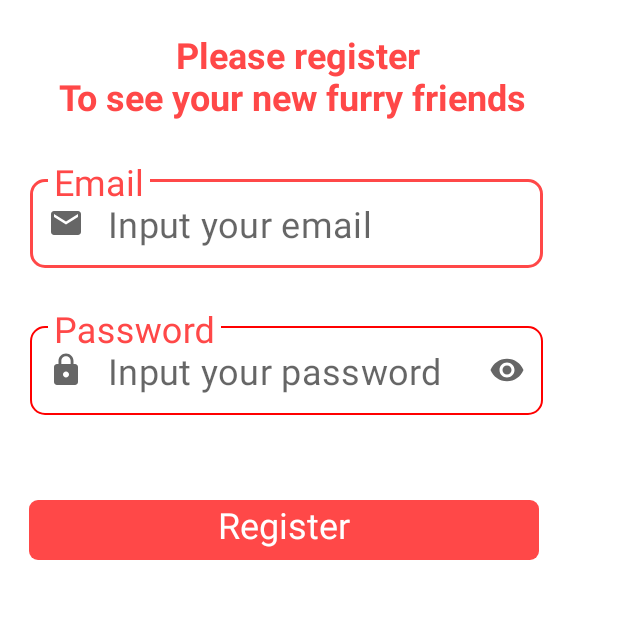
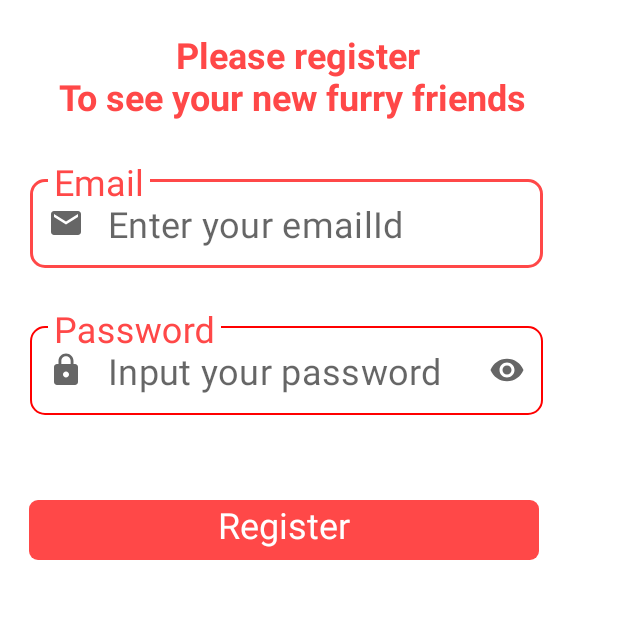
Before and after one commit to NandhiniShanmugam14/PetAdoptionApp, an Android app: the RegisterActivity screen opened directly, with no data from a screen before it, on a phone screen of 412 x 824 dp, the part 281-900 px from its top. Run offline under Robolectric (Android 15) with nearby library versions, the phone set to English and light mode, and no system bars.

Commit message:
register

```diff
--- a/app/src/main/res/layout/activity_register.xml
+++ b/app/src/main/res/layout/activity_register.xml
@@ -58,7 +58,7 @@
         <com.google.android.material.textfield.TextInputEditText
             android:layout_width="match_parent"
             android:layout_height="wrap_content"
-            android:hint="Input your email"
+            android:hint="Enter your emailId"
             android:textColor="#808080"
             android:textCursorDrawable="@drawable/color_cursor"
             android:textSize="24sp" />
```
